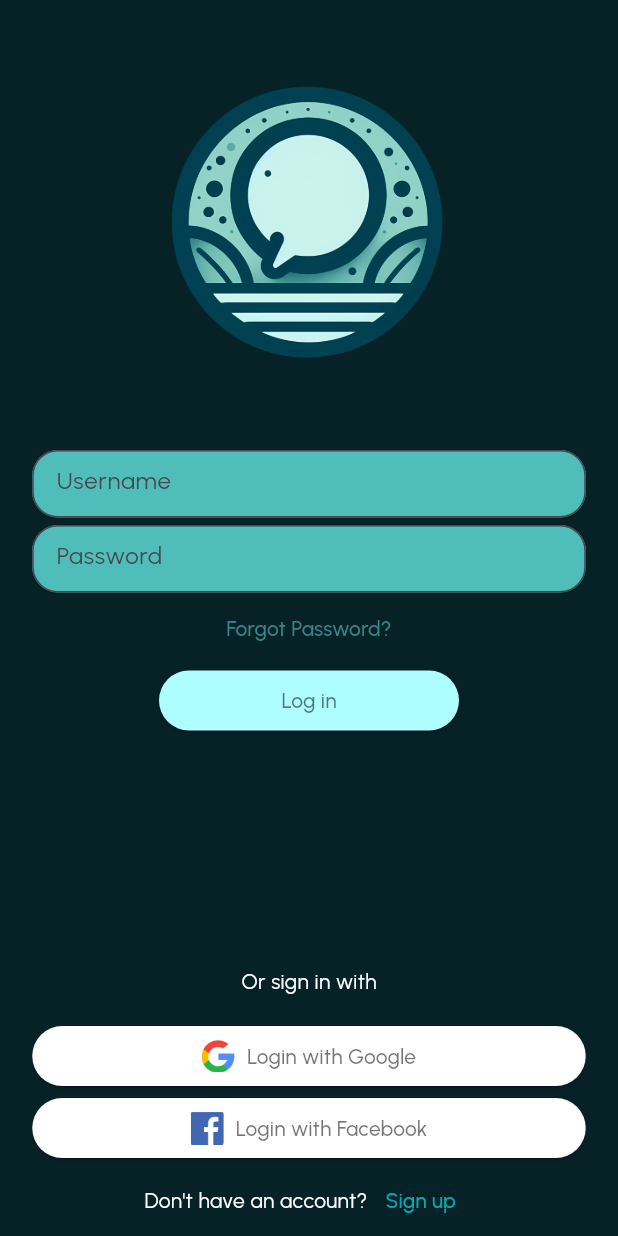
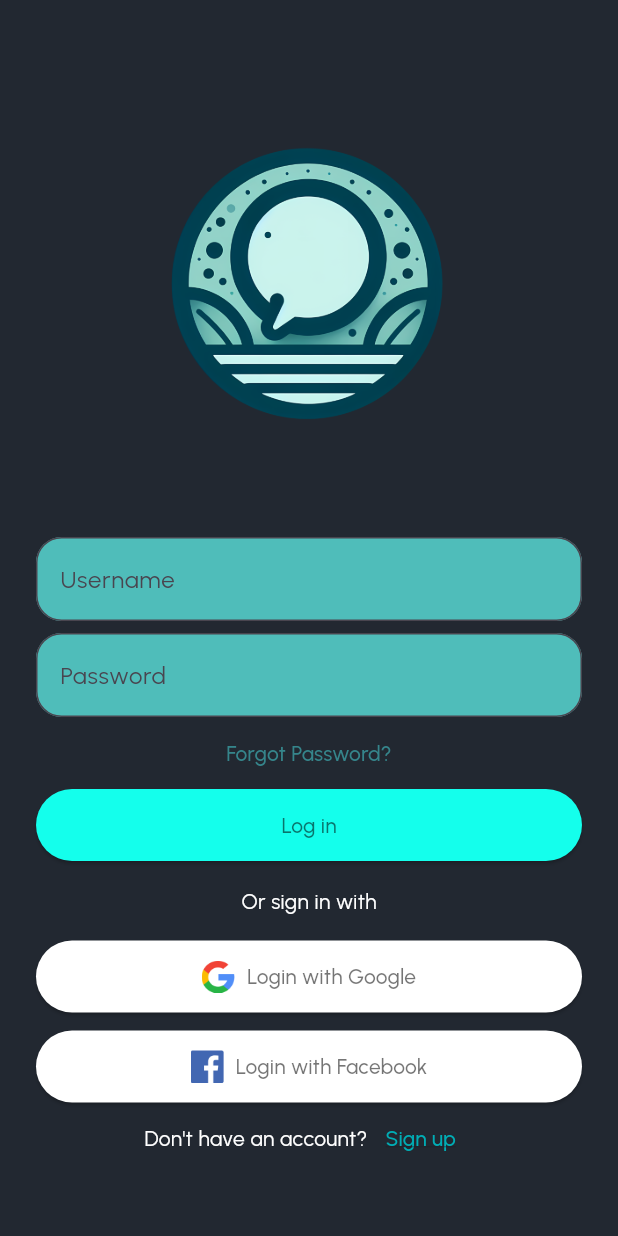
Before and after one commit to aluffyy/Hashi, a Flutter app: the screen it shows after launch, on a phone screen of 412 x 824 dp. Run offline on Flutter 3.47's test engine with Material 3 defaults, Android fonts, the phone set to English and light mode, and no system bars; project files that could hold a hidden picture were left out.

Commit message:
Initial commit

```diff
--- a/lib/login_page.dart
+++ b/lib/login_page.dart
@@ -7,8 +7,11 @@ class LoginPage extends StatelessWidget {
   Widget build(BuildContext context) {
     return Scaffold(
       resizeToAvoidBottomInset: false,
-      backgroundColor: const Color.fromARGB(255, 7, 34, 39),
-      body: Column(
+      body: SingleChildScrollView(
+        child: SizedBox(height: MediaQuery.of(context).size.height,
+          child: Padding(
+            padding: const EdgeInsets.all(24),
+            child: Column(
               children: [
                 // const Text(
                 //   'Hello, welcome back!',
@@ -19,6 +22,7 @@ class LoginPage extends StatelessWidget {
                 //   ),
                 // ),
                 // const SizedBox(height: 10), // Adjust spacing as needed
+                const Spacer(),
                 Image.asset(
                   'assets/images/logo.png',
                   width: 300,
@@ -28,11 +32,8 @@ class LoginPage extends StatelessWidget {
                 //   'Hunos?',
                 //   style: TextStyle(color: Colors.white),
                 // ),
-
-          const SizedBox(
-            width: 369,
-            height: 45,
-            child: TextField(
+                const Spacer(),
+                const TextField(
                   decoration: InputDecoration(
                     hintText: 'Username',
                     border: OutlineInputBorder(
@@ -45,14 +46,12 @@ class LoginPage extends StatelessWidget {
                     // fillColor: Colors.white.withOpacity(0.5),
                   ),
                 ),
-          ),
-          const SizedBox(height: 5),
-          const SizedBox(
-            width: 369,
-            height: 45,
-            child: TextField(
+
+                const SizedBox(height: 8),
+                const TextField(
                   decoration: InputDecoration(
                     hintText: 'Password',
+
                     border: OutlineInputBorder(
                       borderRadius: BorderRadius.all(
                         Radius.circular(17),
@@ -60,7 +59,6 @@ class LoginPage extends StatelessWidget {
                     ),
                     filled: true,
                     fillColor: Color.fromARGB(255, 79, 189, 186),
-              ),
                   ),
                 ),
                 // const SizedBox(
@@ -79,20 +77,20 @@ class LoginPage extends StatelessWidget {
                   ),
                 ),
                 SizedBox(
-            width: 200,
+                  width: double.infinity,
+                  height: 48,
                   child: ElevatedButton(
                     onPressed: () {
                       print('Login is Clicked');
                     },
                     style: ElevatedButton.styleFrom(
-                backgroundColor: const Color.fromARGB(255, 174, 254, 255),
+                      backgroundColor: const Color(0xff14FFEC),
                       foregroundColor: Colors.black54,
                     ),
                     child: const Text('Log in'),
                   ),
                 ),
                 const Spacer(),
-          // const SizedBox(height: 69), // height from bottom-stuff
                 const Text(
                   'Or sign in with',
                   style: TextStyle(
@@ -100,16 +98,18 @@ class LoginPage extends StatelessWidget {
                   ),
                 ),
                 const SizedBox(height: 16),
-          ElevatedButton(
+                SizedBox(
+                  height: 48,
+                  child: ElevatedButton(
                     onPressed: () {
                       print('Google is Clicked');
                     },
                     style: ElevatedButton.styleFrom(
-              minimumSize: const Size(150, 40),
-              // Set desired width and height
-              maximumSize: const Size(369, 40),
-              // Set the same size for a fixed size
-              padding: EdgeInsets.zero,
+                      // minimumSize: const Size(150, 40),
+                      // // Set desired width and height
+                      // maximumSize: const Size(369, 40),
+                      // // Set the same size for a fixed size
+                      // padding: EdgeInsets.zero,
                       backgroundColor: Colors.white,
                       foregroundColor: Colors.black54,
                       shape: const RoundedRectangleBorder(
@@ -131,15 +131,21 @@ class LoginPage extends StatelessWidget {
                       ],
                     ),
                   ),
+                ),
+                const SizedBox(
+                  height: 12,
+                ),
 
-          ElevatedButton(
+                SizedBox(
+                  height: 48,
+                  child: ElevatedButton(
                     onPressed: () {},
                     style: ElevatedButton.styleFrom(
-              minimumSize: const Size(150, 40),
-              // Set desired width and height
-              maximumSize: const Size(369, 40),
-              // Set the same size for a fixed size
-              padding: EdgeInsets.zero,
+                      // minimumSize: const Size(150, 40),
+                      // // Set desired width and height
+                      // maximumSize: const Size(369, 40),
+                      // // Set the same size for a fixed size
+                      // padding: EdgeInsets.zero,
                       backgroundColor: Colors.white,
                       foregroundColor: Colors.black54,
                       shape: const RoundedRectangleBorder(
@@ -161,6 +167,7 @@ class LoginPage extends StatelessWidget {
                         ),
                         const Text('Login with Facebook'),
                       ],
+                    ),
                   ),
                 ),
                 Row(
@@ -186,7 +193,11 @@ class LoginPage extends StatelessWidget {
                     ),
                   ],
                 ),
+                const Spacer(),
               ],
+            ),
+          ),
+        ),
       ),
     );
   }
--- a/lib/main.dart
+++ b/lib/main.dart
@@ -1,5 +1,6 @@
 import 'package:flutter/material.dart';
 import 'package:loremipsum/login_page.dart';
+import 'package:loremipsum/styles/app_colors.dart';
 
 void main() {
   runApp(const MyApp());
@@ -11,7 +12,10 @@ class MyApp extends StatelessWidget {
   @override
   Widget build(BuildContext context) {
     return MaterialApp(
-      theme: ThemeData(fontFamily: 'Urbanist'),
+      theme: ThemeData(
+        fontFamily: 'Urbanist',
+        scaffoldBackgroundColor: AppColors.background,
+      ),
       home: LoginPage(),
     );
   }
--- /dev/null
+++ b/lib/styles/app_colors.dart
@@ -0,0 +1,13 @@
+import 'package:flutter/material.dart';
+
+class AppColors {
+  static const primary = Color(0xff14FFEC);
+  static const font = Color(0xffD8D8D8);
+  static const font2 = Color(0xff373737);
+  static const disableFont = Color(0xffAEFEFF);
+  static const disableButton = Color(0xff0D7377);
+  static const background = Color(0xff222831);
+  static const black = Color(0xff000000);
+  static const white = Color(0xffffffff);
+  static final fieldColor = const Color(0xFFD9D9D9).withOpacity(0.6);
+}
```
Lines whose indentation alone changed are shown as unchanged.
